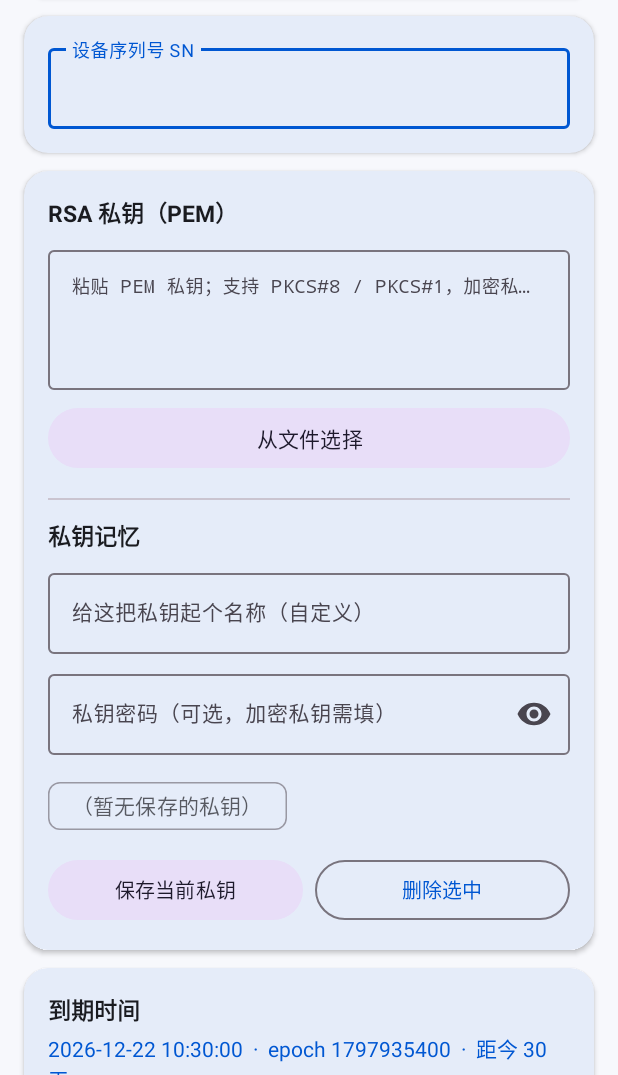
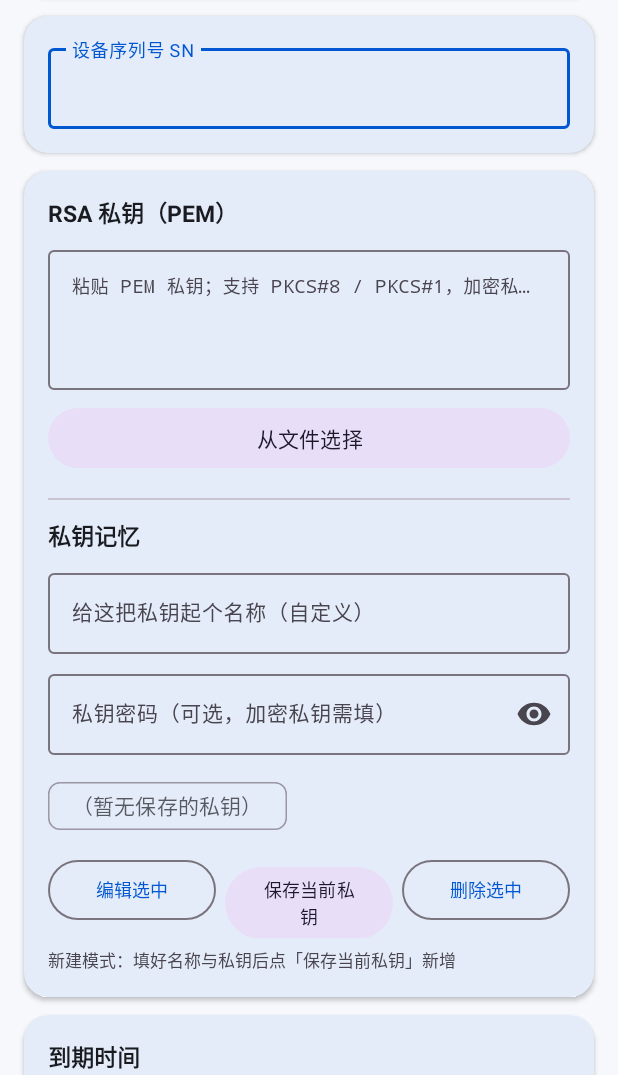
Before and after one commit to lbhg1234/HelloBBK-Activation-Tool, an Android app: the screen it shows after launch (MainActivity), on a phone screen of 412 x 824 dp, the part 161-1236 px from its top. Run offline under Robolectric (Android 15) with nearby library versions, the phone set to English and light mode, and no system bars.

Commit message:
feat: 私钥记忆支持编辑（改名原地更新）

```diff
--- a/app/src/main/res/layout/activity_main.xml
+++ b/app/src/main/res/layout/activity_main.xml
@@ -185,12 +185,22 @@
                     android:orientation="horizontal">
 
                     <com.google.android.material.button.MaterialButton
+                        android:id="@+id/btnEditKey"
+                        android:layout_width="0dp"
+                        android:layout_weight="1"
+                        android:layout_height="wrap_content"
+                        android:text="@string/btn_edit_key"
+                        android:textSize="12sp"
+                        style="@style/Widget.Material3.Button.OutlinedButton" />
+
+                    <com.google.android.material.button.MaterialButton
                         android:id="@+id/btnSaveKey"
                         android:layout_width="0dp"
                         android:layout_weight="1"
                         android:layout_height="wrap_content"
+                        android:layout_marginStart="6dp"
                         android:text="@string/btn_save_key"
-                        android:textSize="13sp"
+                        android:textSize="12sp"
                         style="@style/Widget.Material3.Button.TonalButton" />
 
                     <com.google.android.material.button.MaterialButton
@@ -198,11 +208,20 @@
                         android:layout_width="0dp"
                         android:layout_weight="1"
                         android:layout_height="wrap_content"
-                        android:layout_marginStart="8dp"
+                        android:layout_marginStart="6dp"
                         android:text="@string/btn_delete_key"
-                        android:textSize="13sp"
+                        android:textSize="12sp"
                         style="@style/Widget.Material3.Button.OutlinedButton" />
                 </LinearLayout>
+
+                <TextView
+                    android:id="@+id/tvKeyEditHint"
+                    android:layout_width="match_parent"
+                    android:layout_height="wrap_content"
+                    android:layout_marginTop="6dp"
+                    android:text="@string/hint_new_mode"
+                    android:textSize="11sp"
+                    android:textColor="?attr/colorOnSurfaceVariant" />
             </LinearLayout>
         </com.google.android.material.card.MaterialCardView>
 
--- a/app/src/main/res/values/strings.xml
+++ b/app/src/main/res/values/strings.xml
@@ -16,8 +16,12 @@
     <string name="hint_key_name">给这把私钥起个名称（自定义）</string>
     <string name="hint_key_pass">私钥密码（可选，加密私钥需填）</string>
     <string name="btn_save_key">保存当前私钥</string>
+    <string name="btn_update_key">更新当前私钥</string>
+    <string name="btn_edit_key">编辑选中</string>
     <string name="btn_delete_key">删除选中</string>
     <string name="keystore_empty">（暂无保存的私钥）</string>
+    <string name="hint_editing_mode">编辑模式：改名称或私钥后点「更新当前私钥」即可原地保存（支持改名）</string>
+    <string name="hint_new_mode">新建模式：填好名称与私钥后点「保存当前私钥」新增</string>
 
     <!-- 到期时间 -->
     <string name="label_expire">到期时间</string>
```
Also changed, not shown: app/src/main/java/com/hellobbk/activation/MainActivity.kt (+73 -19 lines).
